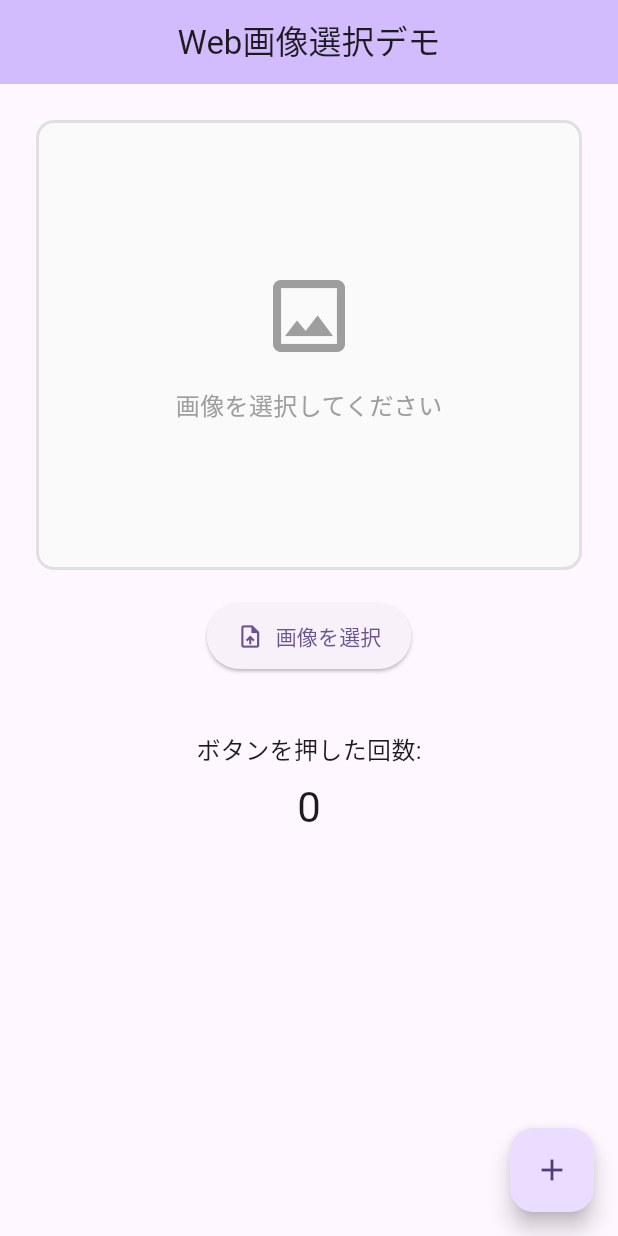
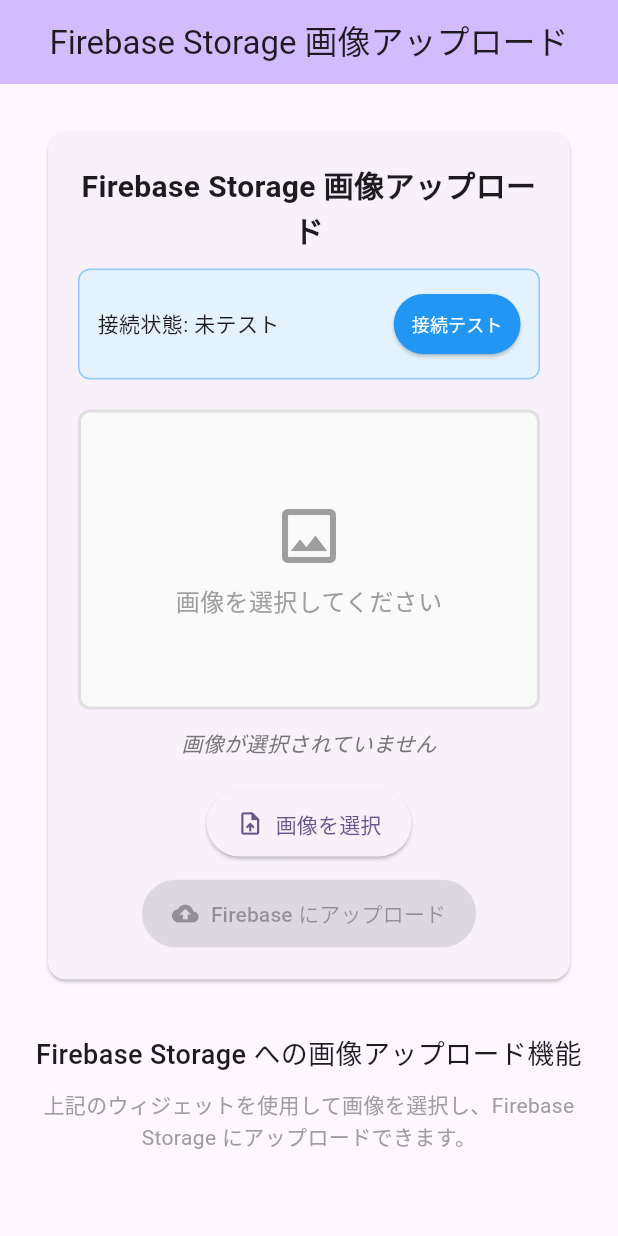
Before and after one commit to Yuffter/ishibashi-syoutengai-calendar, a Flutter app: the screen it shows after launch, on a phone screen of 412 x 824 dp. Run offline on Flutter 3.47's test engine with Material 3 defaults, Android fonts, the light colour scheme and no system bars; our stand-ins replace firebase_core, firebase_storage, flutter_riverpod; missing offline and left inert: image_picker_web; accounts and stored records are empty; generated files the repository leaves out were written again.

Commit message:
feat(firebase): firebase storageとの連携

```diff
--- a/lib/main.dart
+++ b/lib/main.dart
@@ -1,15 +1,17 @@
 import 'package:flutter/material.dart';
 import 'package:flutter_riverpod/flutter_riverpod.dart';
 import 'package:firebase_core/firebase_core.dart';
-import 'package:image_picker/image_picker.dart';
-import 'dart:typed_data';
+import 'package:hackathon/widget/store_image.dart';
+import 'firebase_options.dart';
 
 void main() async {
   WidgetsFlutterBinding.ensureInitialized();
 
-  // Firebase初期化（Web用）
+  // Firebase初期化
   try {
-    await Firebase.initializeApp();
+    await Firebase.initializeApp(
+      options: DefaultFirebaseOptions.currentPlatform,
+    );
     print("Firebase initialized successfully");
   } catch (e) {
     print("Firebase initialization failed: $e");
@@ -24,203 +26,51 @@
   @override
   Widget build(BuildContext context) {
     return MaterialApp(
-      title: 'Web Image Picker Demo',
+      title: 'Firebase Storage Demo',
       theme: ThemeData(
         colorScheme: ColorScheme.fromSeed(seedColor: Colors.deepPurple),
         useMaterial3: true,
       ),
-      home: const MyHomePage(title: 'Web画像選択デモ'),
+      home: const MyHomePage(title: 'Firebase Storage 画像アップロード'),
     );
   }
 }
 
-class MyHomePage extends StatefulWidget {
+class MyHomePage extends StatelessWidget {
   const MyHomePage({super.key, required this.title});
 
   final String title;
 
   @override
-  State<MyHomePage> createState() => _MyHomePageState();
-}
-
-class _MyHomePageState extends State<MyHomePage> {
-  int _counter = 0;
-  Uint8List? _imageBytes; // Web用：画像のバイトデータ
-  final ImagePicker _picker = ImagePicker();
-
-  void _incrementCounter() {
-    setState(() {
-      _counter++;
-    });
-  }
-
-  // Web用：画像を選択する関数
-  Future<void> _pickImageFromGallery() async {
-    try {
-      final XFile? pickedFile = await _picker.pickImage(
-        source: ImageSource.gallery,
-        imageQuality: 85, // Web用に最適化された品質
-        maxWidth: 1024, // Web表示用に最大幅制限
-        maxHeight: 1024, // Web表示用に最大高制限
-      );
-
-      if (pickedFile != null) {
-        final Uint8List imageBytes = await pickedFile.readAsBytes();
-        setState(() {
-          _imageBytes = imageBytes;
-        });
-        print("画像を選択しました: ${pickedFile.name} (${imageBytes.length} bytes)");
-      }
-    } catch (e) {
-      print("画像選択エラー: $e");
-      _showErrorDialog("画像の選択に失敗しました。\n別の画像を試してください。");
-    }
-  }
-
-  // 画像をクリアする関数
-  void _clearImage() {
-    setState(() {
-      _imageBytes = null;
-    });
-    print("画像をクリアしました");
-  }
-
-  // エラーダイアログを表示
-  void _showErrorDialog(String message) {
-    showDialog(
-      context: context,
-      builder: (BuildContext context) {
-        return AlertDialog(
-          title: const Text('エラー'),
-          content: Text(message),
-          actions: [
-            TextButton(
-              onPressed: () => Navigator.of(context).pop(),
-              child: const Text('OK'),
-            ),
-          ],
-        );
-      },
-    );
-  }
-
-  @override
   Widget build(BuildContext context) {
-    // This method is rerun every time setState is called, for instance as done
-    // by the _incrementCounter method above.
-    //
-    // The Flutter framework has been optimized to make rerunning build methods
-    // fast, so that you can just rebuild anything that needs updating rather
-    // than having to individually change instances of widgets.
     return Scaffold(
       appBar: AppBar(
         backgroundColor: Theme.of(context).colorScheme.inversePrimary,
-        title: Text(widget.title),
+        title: Text(title),
         centerTitle: true,
       ),
-      body: SingleChildScrollView(
-        padding: const EdgeInsets.all(24.0), // Web用に広めのパディング
-        child: Center(
-          child: ConstrainedBox(
-            constraints: const BoxConstraints(maxWidth: 600), // Web用最大幅制限
-            child: Column(
-              mainAxisAlignment: MainAxisAlignment.center,
-              children: <Widget>[
-                // Web用：画像表示エリア
-                Container(
-                  width: double.infinity,
-                  height: 300,
-                  constraints: const BoxConstraints(maxWidth: 400),
-                  decoration: BoxDecoration(
-                    border: Border.all(color: Colors.grey.shade300, width: 2),
-                    borderRadius: BorderRadius.circular(12),
-                    color: Colors.grey.shade50,
-                  ),
-                  child: _imageBytes == null
-                      ? const Center(
-                          child: Column(
-                            mainAxisAlignment: MainAxisAlignment.center,
-                            children: [
-                              Icon(
-                                Icons.image_outlined,
-                                size: 64,
-                                color: Colors.grey,
-                              ),
-                              SizedBox(height: 16),
-                              Text(
-                                '画像を選択してください',
-                                style: TextStyle(
-                                  fontSize: 16,
-                                  color: Colors.grey,
-                                  fontWeight: FontWeight.w500,
-                                ),
-                              ),
-                            ],
-                          ),
-                        )
-                      : ClipRRect(
-                          borderRadius: BorderRadius.circular(10),
-                          child: Image.memory(
-                            _imageBytes!,
-                            fit: BoxFit.cover,
-                            width: double.infinity,
-                            height: double.infinity,
-                          ),
-                        ),
-                ),
-                const SizedBox(height: 20),
+      body: const SingleChildScrollView(
+        padding: EdgeInsets.all(16.0),
+        child: Column(
+          children: [
+            // Firebase Storage画像アップロードウィジェット
+            StoreImageWidget(),
+            SizedBox(height: 20),
 
-                // Web用ボタン群
-                Wrap(
-                  spacing: 12,
-                  runSpacing: 12,
-                  alignment: WrapAlignment.center,
-                  children: [
-                    ElevatedButton.icon(
-                      onPressed: _pickImageFromGallery,
-                      icon: const Icon(Icons.upload_file),
-                      label: const Text('画像を選択'),
-                      style: ElevatedButton.styleFrom(
-                        padding: const EdgeInsets.symmetric(
-                          horizontal: 20,
-                          vertical: 12,
-                        ),
-                      ),
-                    ),
-                    if (_imageBytes != null)
-                      ElevatedButton.icon(
-                        onPressed: _clearImage,
-                        icon: const Icon(Icons.clear),
-                        label: const Text('クリア'),
-                        style: ElevatedButton.styleFrom(
-                          backgroundColor: Colors.red,
-                          foregroundColor: Colors.white,
-                          padding: const EdgeInsets.symmetric(
-                            horizontal: 20,
-                            vertical: 12,
-                          ),
-                        ),
-                      ),
-                  ],
-                ),
-                const SizedBox(height: 40),
-
-                // カウンター機能
-                const Text('ボタンを押した回数:', style: TextStyle(fontSize: 16)),
-                const SizedBox(height: 8),
-                Text(
-                  '$_counter',
-                  style: Theme.of(context).textTheme.headlineMedium,
-                ),
-              ],
+            // 追加のコンテンツがあればここに配置
+            Text(
+              'Firebase Storage への画像アップロード機能',
+              style: TextStyle(fontSize: 18, fontWeight: FontWeight.w500),
+              textAlign: TextAlign.center,
             ),
-          ),
+            SizedBox(height: 10),
+            Text(
+              '上記のウィジェットを使用して画像を選択し、Firebase Storage にアップロードできます。',
+              style: TextStyle(fontSize: 14, color: Colors.grey),
+              textAlign: TextAlign.center,
+            ),
+          ],
         ),
-      ),
-      floatingActionButton: FloatingActionButton(
-        onPressed: _incrementCounter,
-        tooltip: 'カウントアップ',
-        child: const Icon(Icons.add),
       ),
     );
   }
--- /dev/null
+++ b/lib/widget/store_image.dart
@@ -0,0 +1,506 @@
+import 'package:flutter/material.dart';
+import 'package:flutter/services.dart';
+import 'package:image_picker_web/image_picker_web.dart';
+import 'package:firebase_storage/firebase_storage.dart';
+import 'dart:typed_data';
+
+class StoreImageWidget extends StatefulWidget {
+  const StoreImageWidget({super.key});
+
+  @override
+  State<StoreImageWidget> createState() => _StoreImageWidgetState();
+}
+
+class _StoreImageWidgetState extends State<StoreImageWidget> {
+  Uint8List? _selectedImageBytes;
+  bool _isUploading = false;
+  String? _uploadedImageUrl;
+  double _uploadProgress = 0.0;
+  String _connectionStatus = "未テスト";
+
+  // Firebase Storage接続テスト
+  Future<void> _testFirebaseConnection() async {
+    setState(() {
+      _connectionStatus = "テスト中...";
+    });
+
+    try {
+      print("=== Firebase接続テスト開始 ===");
+      final storageRef = FirebaseStorage.instance.ref();
+      final testRef = storageRef.child(
+        'test/connection_test_${DateTime.now().millisecondsSinceEpoch}.txt',
+      );
+
+      final testData = Uint8List.fromList('connection test'.codeUnits);
+      await testRef.putData(testData);
+
+      final downloadUrl = await testRef.getDownloadURL();
+      print("テストURL: $downloadUrl");
+
+      await testRef.delete();
+
+      setState(() {
+        _connectionStatus = "接続OK ✅";
+      });
+
+      print("=== Firebase接続テスト成功 ===");
+    } catch (e) {
+      setState(() {
+        _connectionStatus = "接続エラー ❌";
+      });
+
+      print("=== Firebase接続テストエラー ===");
+      print("エラー: $e");
+      _showErrorDialog("Firebase接続テストに失敗しました。\n$e");
+    }
+  }
+
+  // 画像を選択する関数
+  Future<void> _pickImage() async {
+    try {
+      final Uint8List? imageBytes = await ImagePickerWeb.getImageAsBytes();
+
+      if (imageBytes != null) {
+        // ファイルサイズチェック（5MB制限）
+        const maxSize = 5 * 1024 * 1024; // 5MB
+        if (imageBytes.length > maxSize) {
+          _showErrorDialog("画像サイズが大きすぎます。\n5MB以下の画像を選択してください。");
+          return;
+        }
+
+        setState(() {
+          _selectedImageBytes = imageBytes;
+          _uploadedImageUrl = null; // 新しい画像が選択されたらURLをクリア
+        });
+
+        print("画像を選択しました: ${(imageBytes.length / 1024).toStringAsFixed(1)} KB");
+      }
+    } catch (e) {
+      print("画像選択エラー: $e");
+      _showErrorDialog("画像の選択に失敗しました。");
+    }
+  }
+
+  // Firebase Storageに画像をアップロードする関数
+  Future<void> _uploadImageToFirebase() async {
+    if (_selectedImageBytes == null) {
+      _showErrorDialog("画像を選択してください。");
+      return;
+    }
+
+    setState(() {
+      _isUploading = true;
+      _uploadProgress = 0.0;
+    });
+
+    try {
+      print("=== Firebase Storage アップロード開始 ===");
+      print("画像サイズ: ${_selectedImageBytes!.length} bytes");
+
+      // Firebase Storageの参照を作成
+      final storageRef = FirebaseStorage.instance.ref();
+      print("Storage参照作成完了");
+
+      // ファイル名を生成（タイムスタンプ + ランダム文字列）
+      final timestamp = DateTime.now().millisecondsSinceEpoch;
+      final fileName = 'images/image_$timestamp.jpg';
+      final imageRef = storageRef.child(fileName);
+      print("アップロード先: $fileName");
+
+      // メタデータを設定
+      final metadata = SettableMetadata(
+        contentType: 'image/jpeg',
+        customMetadata: {
+          'uploaded_by': 'flutter_web_app',
+          'upload_timestamp': timestamp.toString(),
+        },
+      );
+      print("メタデータ設定完了");
+
+      // アップロードタスクを開始（正しい参照を使用）
+      print("アップロードタスク開始...");
+      final uploadTask = imageRef.putData(_selectedImageBytes!, metadata);
+
+      // プログレスを監視
+      print("プログレス監視開始");
+      uploadTask.snapshotEvents.listen(
+        (TaskSnapshot snapshot) {
+          print('=== プログレス更新 ===');
+          print('状態: ${snapshot.state}');
+          print('転送済み: ${snapshot.bytesTransferred} bytes');
+          print('総サイズ: ${snapshot.totalBytes} bytes');
+
+          if (snapshot.totalBytes > 0) {
+            final progress = snapshot.bytesTransferred / snapshot.totalBytes;
+            print('進捗: ${(progress * 100).toStringAsFixed(1)}%');
+            setState(() {
+              _uploadProgress = progress;
+            });
+          } else {
+            print('⚠️ 警告: totalBytesが0です');
+          }
+        },
+        onError: (error) {
+          print('🚨 プログレス監視エラー: $error');
+          if (error is FirebaseException) {
+            print('Firebase エラーコード: ${error.code}');
+            print('Firebase エラーメッセージ: ${error.message}');
+          }
+        },
+      );
+
+      // アップロード完了を待機
+      final snapshot = await uploadTask;
+
+      // ダウンロードURLを取得
+      final downloadUrl = await snapshot.ref.getDownloadURL();
+
+      setState(() {
+        _isUploading = false;
+        _uploadedImageUrl = downloadUrl;
+        _uploadProgress = 0.0;
+      });
+
+      print("=== アップロード成功 ===");
+      print("ダウンロードURL: $downloadUrl");
+      _showSuccessDialog("画像のアップロードが完了しました！");
+    } catch (e, stackTrace) {
+      setState(() {
+        _isUploading = false;
+        _uploadProgress = 0.0;
+      });
+
+      print("=== アップロードエラー ===");
+      print("エラー: $e");
+      print("エラータイプ: ${e.runtimeType}");
+      print("スタックトレース: $stackTrace");
+
+      String errorMessage = "画像のアップロードに失敗しました。\n\n";
+
+      if (e is FirebaseException) {
+        print("Firebase エラーコード: ${e.code}");
+        print("Firebase エラーメッセージ: ${e.message}");
+
+        switch (e.code) {
+          case 'permission-denied':
+          case 'unauthorized':
+            errorMessage +=
+                "🚨 権限エラー\nFirebase Storageのセキュリティルールを確認してください。\n\nテスト用ルール:\nallow read, write: if true;";
+            break;
+          case 'storage/object-not-found':
+            errorMessage += "🗂️ オブジェクトが見つかりません";
+            break;
+          case 'storage/bucket-not-found':
+            errorMessage += "🪣 ストレージバケットが見つかりません";
+            break;
+          case 'storage/quota-exceeded':
+            errorMessage += "💾 ストレージ容量制限を超えています";
+            break;
+          case 'storage/retry-limit-exceeded':
+            errorMessage += "🔄 リトライ制限を超えました";
+            break;
+          default:
+            errorMessage += "Firebase エラー: ${e.code}\n${e.message}";
+        }
+      } else {
+        errorMessage += "詳細: ${e.toString()}";
+      }
+
+      _showErrorDialog(errorMessage);
+    }
+  }
+
+  // 選択した画像をクリアする関数
+  void _clearSelectedImage() {
+    setState(() {
+      _selectedImageBytes = null;
+      _uploadedImageUrl = null;
+    });
+  }
+
+  // エラーダイアログを表示
+  void _showErrorDialog(String message) {
+    showDialog(
+      context: context,
+      builder: (BuildContext context) {
+        return AlertDialog(
+          title: const Text('エラー'),
+          content: Text(message),
+          actions: [
+            TextButton(
+              onPressed: () => Navigator.of(context).pop(),
+              child: const Text('OK'),
+            ),
+          ],
+        );
+      },
+    );
+  }
+
+  // 成功ダイアログを表示
+  void _showSuccessDialog(String message) {
+    showDialog(
+      context: context,
+      builder: (BuildContext context) {
+        return AlertDialog(
+          title: const Text('成功'),
+          content: Text(message),
+          actions: [
+            TextButton(
+              onPressed: () => Navigator.of(context).pop(),
+              child: const Text('OK'),
+            ),
+          ],
+        );
+      },
+    );
+  }
+
+  // 画像情報を取得
+  String _getImageInfo() {
+    if (_selectedImageBytes == null) return "画像が選択されていません";
+
+    final sizeKB = (_selectedImageBytes!.length / 1024).toStringAsFixed(1);
+    final sizeMB = (_selectedImageBytes!.length / (1024 * 1024))
+        .toStringAsFixed(2);
+
+    if (_selectedImageBytes!.length > 1024 * 1024) {
+      return "画像サイズ: $sizeMB MB";
+    } else {
+      return "画像サイズ: $sizeKB KB";
+    }
+  }
+
+  @override
+  Widget build(BuildContext context) {
+    return Card(
+      margin: const EdgeInsets.all(16.0),
+      child: Padding(
+        padding: const EdgeInsets.all(20.0),
+        child: Column(
+          crossAxisAlignment: CrossAxisAlignment.stretch,
+          children: [
+            // タイトル
+            const Text(
+              'Firebase Storage 画像アップロード',
+              style: TextStyle(fontSize: 20, fontWeight: FontWeight.bold),
+              textAlign: TextAlign.center,
+            ),
+            const SizedBox(height: 12),
+
+            // 接続状態とテストボタン
+            Container(
+              padding: const EdgeInsets.all(12),
+              decoration: BoxDecoration(
+                color: Colors.blue.shade50,
+                border: Border.all(color: Colors.blue.shade200),
+                borderRadius: BorderRadius.circular(8),
+              ),
+              child: Row(
+                mainAxisAlignment: MainAxisAlignment.spaceBetween,
+                children: [
+                  Text(
+                    '接続状態: $_connectionStatus',
+                    style: const TextStyle(fontSize: 14),
+                  ),
+                  ElevatedButton(
+                    onPressed: _testFirebaseConnection,
+                    style: ElevatedButton.styleFrom(
+                      backgroundColor: Colors.blue,
+                      foregroundColor: Colors.white,
+                      padding: const EdgeInsets.symmetric(
+                        horizontal: 12,
+                        vertical: 4,
+                      ),
+                    ),
+                    child: const Text('接続テスト', style: TextStyle(fontSize: 12)),
+                  ),
+                ],
+              ),
+            ),
+            const SizedBox(height: 20),
+
+            // 画像表示エリア
+            Container(
+              height: 200,
+              decoration: BoxDecoration(
+                border: Border.all(color: Colors.grey.shade300, width: 2),
+                borderRadius: BorderRadius.circular(8),
+                color: Colors.grey.shade50,
+              ),
+              child: _selectedImageBytes == null
+                  ? const Center(
+                      child: Column(
+                        mainAxisAlignment: MainAxisAlignment.center,
+                        children: [
+                          Icon(
+                            Icons.image_outlined,
+                            size: 48,
+                            color: Colors.grey,
+                          ),
+                          SizedBox(height: 8),
+                          Text(
+                            '画像を選択してください',
+                            style: TextStyle(color: Colors.grey, fontSize: 16),
+                          ),
+                        ],
+                      ),
+                    )
+                  : ClipRRect(
+                      borderRadius: BorderRadius.circular(6),
+                      child: Image.memory(
+                        _selectedImageBytes!,
+                        fit: BoxFit.cover,
+                        width: double.infinity,
+                        height: double.infinity,
+                      ),
+                    ),
+            ),
+            const SizedBox(height: 12),
+
+            // 画像情報
+            Text(
+              _getImageInfo(),
+              style: TextStyle(
+                fontSize: 14,
+                color: Colors.grey.shade600,
+                fontStyle: FontStyle.italic,
+              ),
+              textAlign: TextAlign.center,
+            ),
+            const SizedBox(height: 20),
+
+            // アップロード進捗バー
+            if (_isUploading) ...[
+              LinearProgressIndicator(
+                value: _uploadProgress,
+                backgroundColor: Colors.grey.shade300,
+                valueColor: AlwaysStoppedAnimation<Color>(Colors.blue),
+              ),
+              const SizedBox(height: 8),
+              Text(
+                'アップロード中... ${(_uploadProgress * 100).toStringAsFixed(1)}%',
+                textAlign: TextAlign.center,
+                style: const TextStyle(fontSize: 14),
+              ),
+              const SizedBox(height: 20),
+            ],
+
+            // ボタン群
+            Wrap(
+              spacing: 12,
+              runSpacing: 12,
+              alignment: WrapAlignment.center,
+              children: [
+                ElevatedButton.icon(
+                  onPressed: _isUploading ? null : _pickImage,
+                  icon: const Icon(Icons.upload_file),
+                  label: const Text('画像を選択'),
+                  style: ElevatedButton.styleFrom(
+                    padding: const EdgeInsets.symmetric(
+                      horizontal: 20,
+                      vertical: 12,
+                    ),
+                  ),
+                ),
+                ElevatedButton.icon(
+                  onPressed: (_selectedImageBytes != null && !_isUploading)
+                      ? _uploadImageToFirebase
+                      : null,
+                  icon: const Icon(Icons.cloud_upload),
+                  label: const Text('Firebase にアップロード'),
+                  style: ElevatedButton.styleFrom(
+                    backgroundColor: Colors.green,
+                    foregroundColor: Colors.white,
+                    padding: const EdgeInsets.symmetric(
+                      horizontal: 20,
+                      vertical: 12,
+                    ),
+                  ),
+                ),
+                if (_selectedImageBytes != null)
+                  ElevatedButton.icon(
+                    onPressed: _isUploading ? null : _clearSelectedImage,
+                    icon: const Icon(Icons.clear),
+                    label: const Text('クリア'),
+                    style: ElevatedButton.styleFrom(
+                      backgroundColor: Colors.red,
+                      foregroundColor: Colors.white,
+                      padding: const EdgeInsets.symmetric(
+                        horizontal: 20,
+                        vertical: 12,
+                      ),
+                    ),
+                  ),
+              ],
+            ),
+
+            // アップロード成功時のURL表示
+            if (_uploadedImageUrl != null) ...[
+              const SizedBox(height: 20),
+              Container(
+                padding: const EdgeInsets.all(12),
+                decoration: BoxDecoration(
+                  color: Colors.green.shade50,
+                  border: Border.all(color: Colors.green.shade200),
+                  borderRadius: BorderRadius.circular(8),
+                ),
+                child: Column(
+                  crossAxisAlignment: CrossAxisAlignment.start,
+                  children: [
+                    Row(
+                      children: [
+                        Icon(Icons.check_circle, color: Colors.green.shade600),
+                        const SizedBox(width: 8),
+                        const Text(
+                          'アップロード完了',
+                          style: TextStyle(
+                            fontSize: 16,
+                            fontWeight: FontWeight.bold,
+                          ),
+                        ),
+                      ],
+                    ),
+                    const SizedBox(height: 8),
+                    const Text('ダウンロードURL:'),
+                    const SizedBox(height: 4),
+                    SelectableText(
+                      _uploadedImageUrl!,
+                      style: TextStyle(
+                        fontSize: 12,
+                        color: Colors.blue.shade700,
+                        fontFamily: 'monospace',
+                      ),
+                    ),
+                    const SizedBox(height: 8),
+                    ElevatedButton.icon(
+                      onPressed: () {
+                        // URLをクリップボードにコピー
+                        Clipboard.setData(
+                          ClipboardData(text: _uploadedImageUrl!),
+                        );
+                        ScaffoldMessenger.of(context).showSnackBar(
+                          const SnackBar(content: Text('URLをクリップボードにコピーしました')),
+                        );
+                      },
+                      icon: const Icon(Icons.copy, size: 16),
+                      label: const Text('URLをコピー'),
+                      style: ElevatedButton.styleFrom(
+                        backgroundColor: Colors.blue,
+                        foregroundColor: Colors.white,
+                        padding: const EdgeInsets.symmetric(
+                          horizontal: 16,
+                          vertical: 8,
+                        ),
+                      ),
+                    ),
+                  ],
+                ),
+              ),
+            ],
+          ],
+        ),
+      ),
+    );
+  }
+}
--- a/pubspec.yaml
+++ b/pubspec.yaml
@@ -41,7 +41,7 @@
   riverpod_annotation: ^2.6.1
   firebase_auth: ^6.0.2
   firebase_storage: ^13.0.1
-  image_picker: ^1.2.0
+  image_picker_web: ^4.0.0
 
 dev_dependencies:
   flutter_test:
```
Also changed, not shown: lib/model/store_image.dart (added, +10 -0 lines), lib/view/login_page.dart (added), lib/view_model/store_image.dart (added), pubspec.lock, 5 other files.
